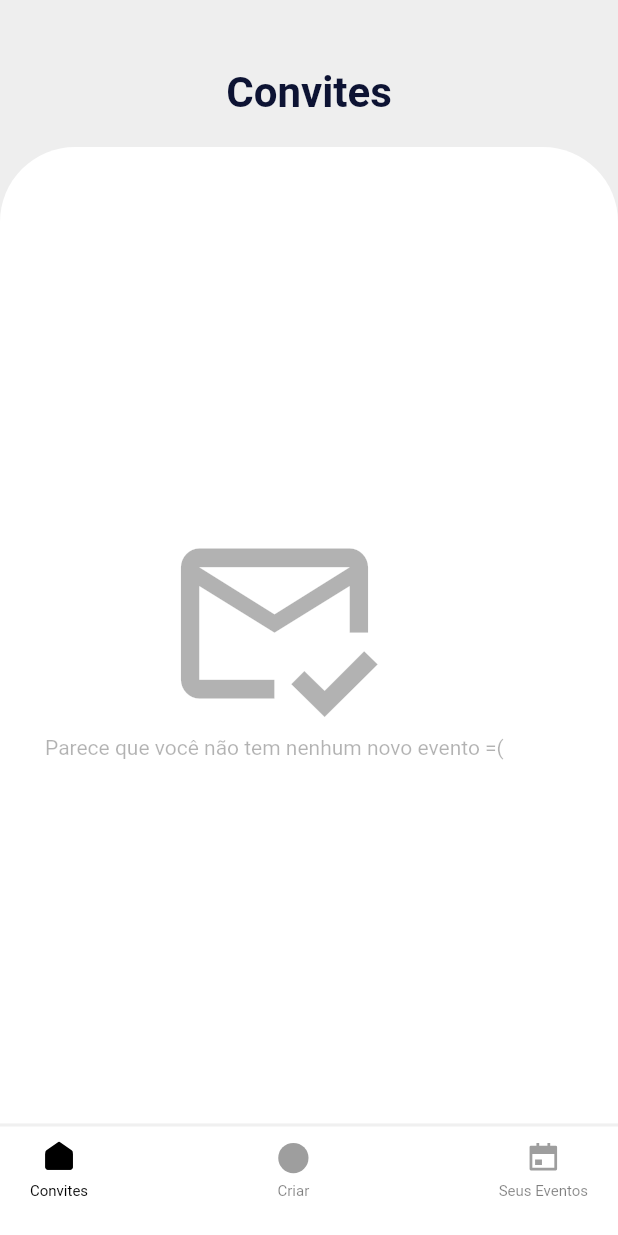
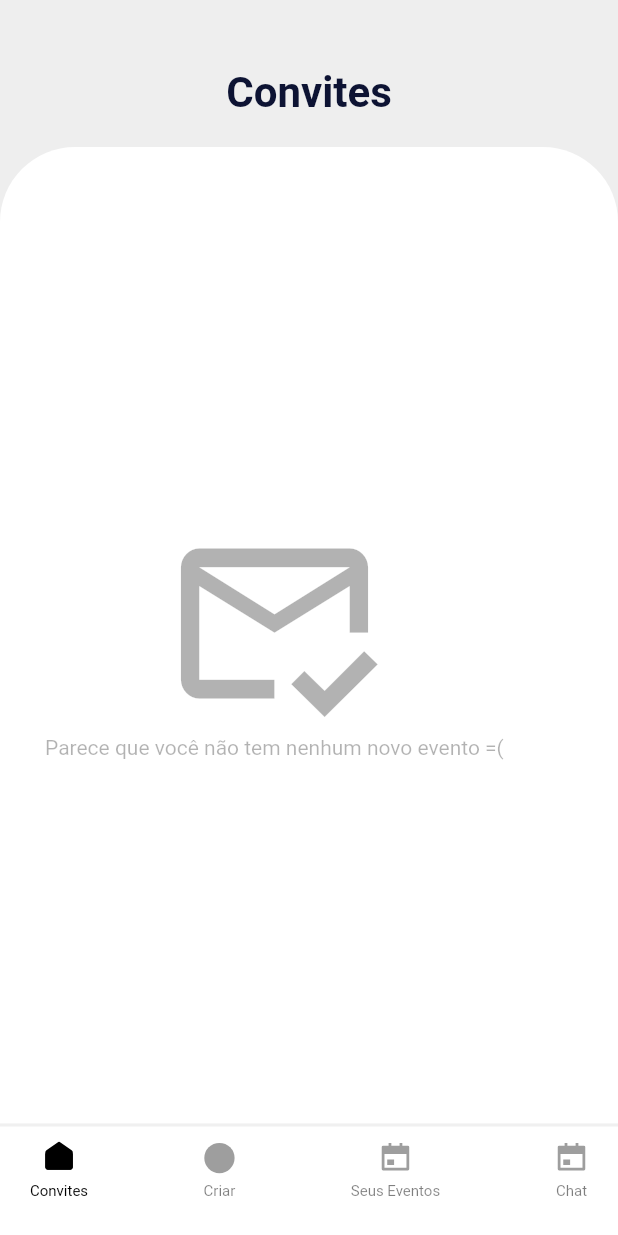
Before and after one commit to piresflp/Event-Manager, a Flutter app: the RootApp screen opened directly, on a phone screen of 412 x 824 dp. Run offline on Flutter 3.47's test engine with Material 2 defaults, Android fonts, the phone set to English and light mode, and no system bars; our stand-ins replace cloud_firestore, firebase_auth, firebase_core, flutter_svg; accounts and stored records are empty; network calls fail.

Commit message:
fix errors

```diff
--- a/lib/pages/Invites/ListInvites.dart
+++ b/lib/pages/Invites/ListInvites.dart
@@ -51,10 +51,6 @@ Widget inviteItem(rawInvite, index) {
     builder: (BuildContext context, AsyncSnapshot<dynamic> uData) {
       var evento = uData.data();
 
-      return FutureBuilder(
-          future: Api.eventData(evento['local']),
-          builder: (BuildContext ctx, AsyncSnapshot<dynamic> localData) {
-            var local = localData.data();
       return InviteContent(
         id: id,
         dia: evento['dia'],
@@ -64,7 +60,6 @@ Widget inviteItem(rawInvite, index) {
         acceptInvite: RequestsHandler.acceptInvite,
         denyInvite: RequestsHandler.denyInvite,
       );
-          });
     },
   );
 }
--- a/lib/pages/RootApp.dart
+++ b/lib/pages/RootApp.dart
@@ -1,4 +1,5 @@
 import 'AddEvent.dart';
+import 'Chat/ChatPage.dart';
 import 'Invites/InvitesPage.dart';
 import 'YourEvents/YourEventsPage.dart';
 import '../theme/colors.dart';
@@ -22,7 +23,7 @@ class _RootAppState extends State<RootApp> {
   }
 
   Widget getBody() {
-    List<Widget> pages = [InvitesPage(), AddEvent(), YourEvents()];
+    List<Widget> pages = [InvitesPage(), AddEvent(), YourEvents(), ChatPage()];
 
     return IndexedStack(
       index: pageIndex,
@@ -35,8 +36,9 @@ class _RootAppState extends State<RootApp> {
       "assets/images/Invite.svg",
       "assets/images/Add.svg",
       "assets/images/Calendar.svg",
+      "assets/images/Calendar.svg"
     ];
-    List textItems = ["Convites", "Criar", "Seus Eventos"];
+    List textItems = ["Convites", "Criar", "Seus Eventos", "Chat"];
     return Container(
       width: double.infinity,
       height: 75,
```
Also changed, not shown: lib/pages/Chat/ChatPage.dart (added, +15 -0 lines). Lines whose indentation alone changed are shown as unchanged.
